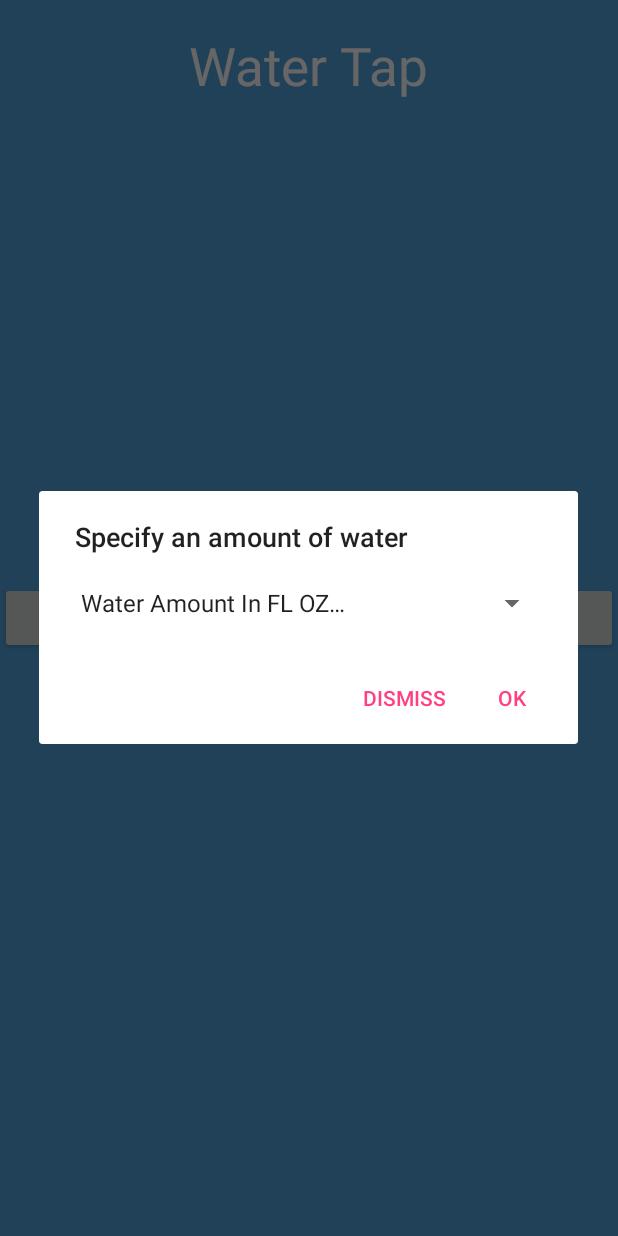
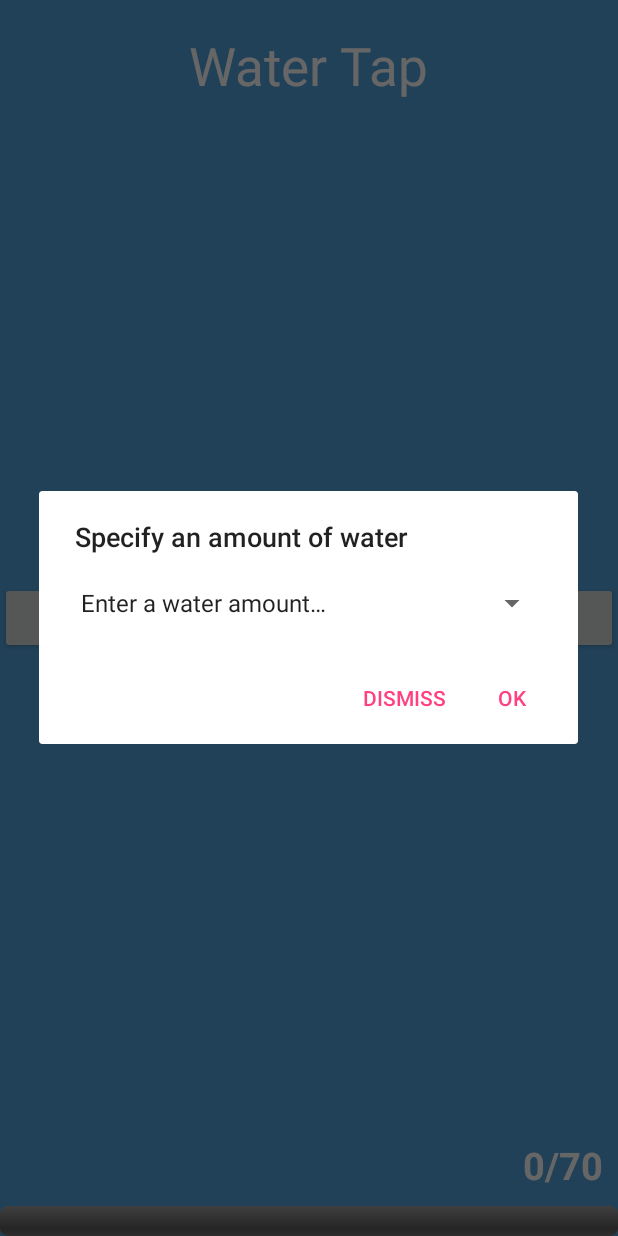
Before and after one commit to nickesotom/AndroidFinalProject-master, an Android app: the WaterScreenActivity screen opened directly, with no data from a screen before it, after a tap on "ADD WATER", on a phone screen of 412 x 824 dp. Run offline under Robolectric (Android 15) with nearby library versions, the phone set to English and light mode, and no system bars.

```diff
--- a/app/src/main/java/edu/lewisu/cs/nsoto/androidfinalproject/WaterScreenActivity.java
+++ b/app/src/main/java/edu/lewisu/cs/nsoto/androidfinalproject/WaterScreenActivity.java
@@ -8,14 +8,23 @@ import android.util.Log;
 import android.view.View;
 import android.widget.ArrayAdapter;
 import android.widget.Button;
+import android.widget.ProgressBar;
 import android.widget.Spinner;
+import android.widget.TextView;
 import android.widget.Toast;
 
 public class WaterScreenActivity extends AppCompatActivity {
 	Button mAddWater;
-	private double currentWater = 0.0;
-	private double maxWater = 64.0;
-	private String[] waterLevels = new String [4];
+	TextView waterAmount;
+	ProgressBar mProgressBar;
+
+	private int consumedWater = 0;
+	final int PROGRESS_BAR_INCREMENT = consumedWater;
+	private int currentWater = 0;
+	private int maxWater = 70;
+	private int waterScore = 0;
+	Spinner mSpinner;
+
 	WaterHelper mWater = new WaterHelper(currentWater, maxWater);
 	@Override
 	protected void onCreate(Bundle savedInstanceState) {
@@ -23,28 +32,23 @@ public class WaterScreenActivity extends AppCompatActivity {
 		setContentView(R.layout.activity_water_screen);
 
 		mAddWater = (Button) findViewById(R.id.fill_water_button);
+		waterAmount = (TextView) findViewById(R.id.water_consumed);
+		mProgressBar = (ProgressBar) findViewById(R.id.progress_bar);
+
 		mAddWater.setOnClickListener(new View.OnClickListener() {
 			@Override
 			public void onClick(View v) {
 				AlertDialog.Builder mBuilder = new AlertDialog.Builder(WaterScreenActivity.this);
-				int addingToArray = 0;
 
 				View mView = getLayoutInflater().inflate(R.layout.dialog_spinner, null);
 
 				mBuilder.setTitle("Specify an amount of water");
-
-
-				for(int i = 0; i < waterLevels.length; i++) {
-					addingToArray++;
-					waterLevels[i] = "" + addingToArray;
-				}
-				final Spinner mSpinner = (Spinner) mView.findViewById(R.id.spinner);
-				//final int selection = Integer.parseInt(mSpinner.getSelectedItem().toString());
+				mSpinner = (Spinner) mView.findViewById(R.id.spinner);
 				ArrayAdapter<String> waterAmounts = new ArrayAdapter<String>(WaterScreenActivity.this,
 						android.R.layout.simple_spinner_item,
 						getResources().getStringArray(R.array.waterValues));
 
-				//waterAmounts.setDropDownViewResource(android.R.layout.simple_spinner_dropdown_item);
+				waterAmounts.setDropDownViewResource(android.R.layout.simple_spinner_dropdown_item);
 
 				mSpinner.setAdapter(waterAmounts);
 
@@ -53,9 +57,9 @@ public class WaterScreenActivity extends AppCompatActivity {
 				mBuilder.setPositiveButton("OK", new DialogInterface.OnClickListener() {
 					@Override
 					public void onClick(DialogInterface dialog, int which) {
-						if (!mSpinner.getSelectedItem().toString().equalsIgnoreCase("Water Amount In FL OZ…")) {
+						if (!mSpinner.getSelectedItem().toString().equalsIgnoreCase("Enter a water amount…")) {
 							Toast.makeText(WaterScreenActivity.this, mSpinner.getSelectedItem().toString(), Toast.LENGTH_SHORT).show();
-							Log.d("app", "value:" +waterLevels);
+							addingWater();
 							dialog.dismiss();
 						}
 					}
@@ -74,6 +78,40 @@ public class WaterScreenActivity extends AppCompatActivity {
 			}
 		});
 	}
+	private void addingWater() {
+		if (mSpinner.getSelectedItem().toString().equalsIgnoreCase("8 fl oz.")) {
+			consumedWater = consumedWater + 8;
+			mProgressBar.incrementProgressBy(consumedWater);
+			waterScore = waterScore + consumedWater;
+			waterAmount.setText(waterScore + "/"+ maxWater);
+			consumedWater = 0;
+			Log.d("consumed", "consumed value:" +consumedWater);
+		}
+		else if (mSpinner.getSelectedItem().toString().equalsIgnoreCase("12 fl oz.")) {
+			consumedWater = consumedWater + 12;
+			mProgressBar.incrementProgressBy(consumedWater);
+			waterScore = waterScore + consumedWater;
+			waterAmount.setText(waterScore + "/"+ maxWater);
+			consumedWater = 0;
+			Log.d("consumed", "consumed value:" +consumedWater);
+		}
+		else if (mSpinner.getSelectedItem().toString().equalsIgnoreCase("18 fl oz.")) {
+			consumedWater = consumedWater + 18;
+			mProgressBar.incrementProgressBy(consumedWater);
+			waterScore = waterScore + consumedWater;
+			waterAmount.setText(waterScore + "/"+ maxWater);
+			consumedWater = 0;
+			Log.d("consumed", "consumed value:" +consumedWater);
+		}
+		else if (mSpinner.getSelectedItem().toString().equalsIgnoreCase("24 fl oz.")) {
+			consumedWater = consumedWater + 24;
+			mProgressBar.incrementProgressBy(consumedWater);
+			waterScore = waterScore + consumedWater;
+			waterAmount.setText(waterScore + "/"+ maxWater);
+			consumedWater = 0;
+			Log.d("consumed", "consumed value:" +consumedWater);
+		}
+	}
 
 
 	/**
@@ -81,27 +119,27 @@ public class WaterScreenActivity extends AppCompatActivity {
 	 */
 
 	public static class WaterHelper {
-		double currentWater = 0;
-		double maxWater = 0;
+		int currentWater = 0;
+		int maxWater = 0;
 
-		public WaterHelper(double currentWater, double maxWater) {
+		public WaterHelper(int currentWater, int maxWater) {
 			this.currentWater = currentWater;
 			this.maxWater = maxWater;
 		}
 
-		public double getCurrentWater() {
+		public int getCurrentWater() {
 			return currentWater;
 		}
 
-		public void setCurrentWater(double currentWater) {
+		public void setCurrentWater(int currentWater) {
 			this.currentWater = currentWater;
 		}
 
-		public double getMaxWater() {
+		public int getMaxWater() {
 			return maxWater;
 		}
 
-		public void setMaxWater(double maxWater) {
+		public void setMaxWater(int maxWater) {
 			this.maxWater = maxWater;
 		}
 	}
--- a/app/src/main/res/layout/activity_water_screen.xml
+++ b/app/src/main/res/layout/activity_water_screen.xml
@@ -27,4 +27,26 @@
         android:text="@string/water_tap_text"
         android:textColor="#ffffff"
         android:textSize="35sp" />
+
+    <ProgressBar
+        android:layout_width="match_parent"
+        android:layout_height="wrap_content"
+        android:layout_alignParentBottom="true"
+        android:layout_alignParentLeft="true"
+        android:layout_alignParentStart="true"
+        android:id="@+id/progress_bar"
+        style="@android:style/Widget.ProgressBar.Horizontal"
+        android:indeterminate="false" />
+    <TextView
+        android:layout_width="wrap_content"
+        android:layout_height="wrap_content"
+        android:layout_above="@id/progress_bar"
+        android:layout_alignParentRight="true"
+        android:layout_alignParentEnd="true"
+        android:id="@+id/water_consumed"
+        android:textColor="#ffffff"
+        android:textStyle="bold"
+        android:textSize="25sp"
+        android:text="@string/initial_water_amount"
+        android:padding="10dp"/>
 </RelativeLayout>
--- a/app/src/main/res/values/strings.xml
+++ b/app/src/main/res/values/strings.xml
@@ -13,11 +13,12 @@
     <string name="_8_ozText">8 oz</string>
     <string name="_12_ozText">12 oz</string>
     <string name="_16_9_ozText">16.9 oz</string>
+    <string name="initial_water_amount">0/70</string>
     <string-array name="waterValues">
-        <item>Water Amount In FL OZ…</item>
-        <item>8</item>
-        <item>12</item>
-        <item>16.9</item>
-        <item>24</item>
+        <item>Enter a water amount…</item>
+        <item>8 fl oz.</item>
+        <item>12 fl oz.</item>
+        <item>18 fl oz.</item>
+        <item>24 fl oz.</item>
     </string-array>
 </resources>
```
